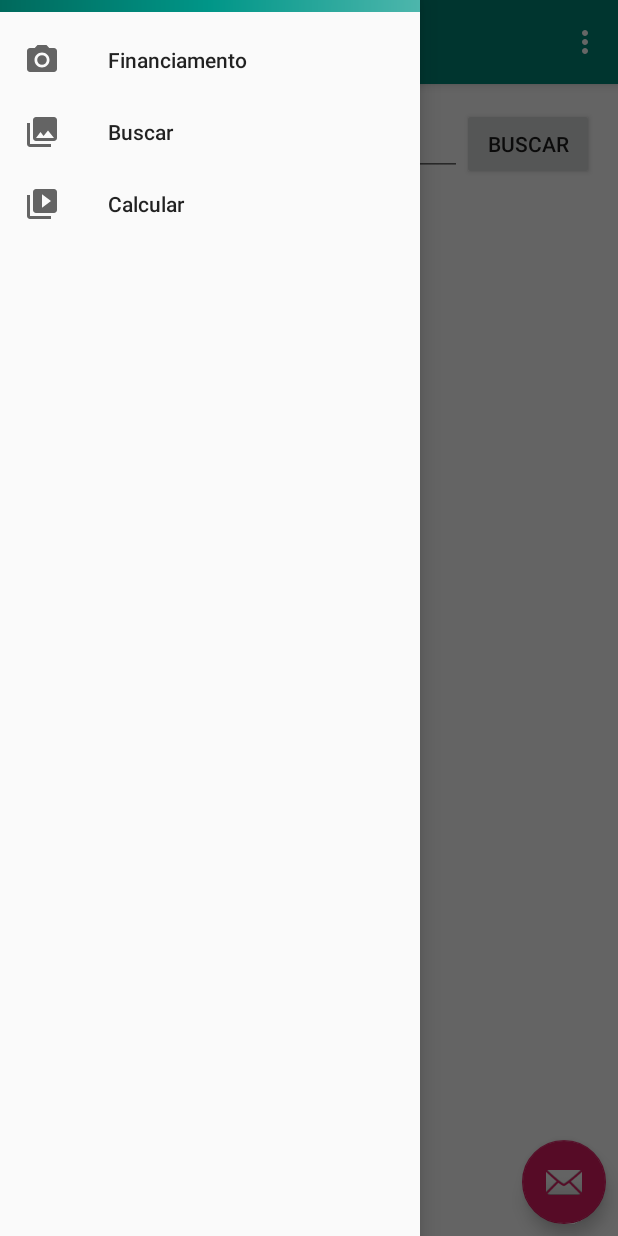
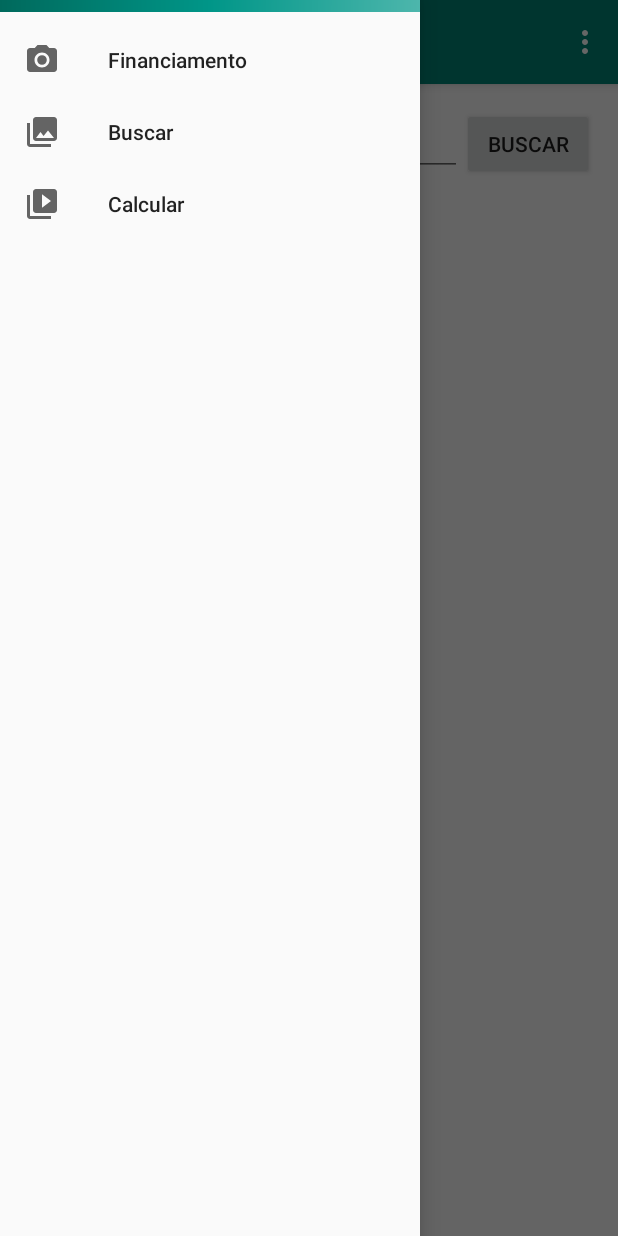
Before and after one commit to rmzanco/java_J.Money2.0.0, an Android app: the fragment SearchFragment placed in its activity, with the side drawer open, on a phone screen of 412 x 824 dp. Run offline under Robolectric (Android 15) with nearby library versions, the phone set to English and light mode, and no system bars; our stand-ins replace Firebase (no records; nobody signed in at launch, a user with empty details on screens opened directly); 4 statements that could not run were skipped.

Commit message:
Alteração de melhoria no design do app. Proximo passo: consultar dados na busca e implementar remoção do dado selecionado

```diff
--- a/app/src/main/java/br/unicamp/ft/h198760_r205541/FinanciamentoFragment.java
+++ b/app/src/main/java/br/unicamp/ft/h198760_r205541/FinanciamentoFragment.java
@@ -222,8 +222,9 @@ public class FinanciamentoFragment extends Fragment {
                    /*  //inserção antiga
                     if(mAdapter.addItem(value, name, type, term, date)){
                         Toast.makeText(getContext(), "ADD", Toast.LENGTH_SHORT).show();
-                        clearEditText();
                     } */
+
+                    clearEditText(); Toast.makeText(getContext(), "Adicionado", Toast.LENGTH_SHORT).show();
 
                 }catch (Exception err){
                     err.printStackTrace();
--- a/app/src/main/java/br/unicamp/ft/h198760_r205541/SearchFragment.java
+++ b/app/src/main/java/br/unicamp/ft/h198760_r205541/SearchFragment.java
@@ -37,7 +37,6 @@ public class SearchFragment extends Fragment {
     private Button button;
     private TextView tvStatus;
     private TextView tvResult;
-    private RecyclerView rvSearch;
 
     private String nameToSearch;
     private String result = "";
@@ -73,7 +72,7 @@ public class SearchFragment extends Fragment {
     public View onCreateView(LayoutInflater inflater, ViewGroup container,
                              Bundle savedInstanceState) {
 
-        View v = inflater.inflate(R.layout.fragment_search, container, false);
+        final View v = inflater.inflate(R.layout.fragment_search, container, false);
 
         mFirebaseDatabaseReference = FirebaseDatabase.getInstance().getReference();
         etSearch    = v.findViewById(R.id.etSearch);
@@ -120,9 +119,9 @@ public class SearchFragment extends Fragment {
 
         LinearLayoutManager llm = new LinearLayoutManager(getActivity());
         llm.setOrientation(LinearLayoutManager.VERTICAL);
-        RecyclerView mRecycler = (RecyclerView)v.findViewById(R.id.rvSearch);
-        mRecycler.setLayoutManager(llm);
-        mRecycler.setAdapter(mFirebaseAdapter);
+        final RecyclerView rvSearch = (RecyclerView)v.findViewById(R.id.rvSearch);
+        rvSearch.setLayoutManager(llm);
+        rvSearch.setAdapter(mFirebaseAdapter);
 
         //Resposta resposta = new Resposta(date, name, strTerm, strValue, type);
         //mFirebaseDatabaseReference.child("Dados_do_Usuario").push().setValue(resposta);
@@ -133,6 +132,7 @@ public class SearchFragment extends Fragment {
                 for(DataSnapshot remote1 : dataSnapshot.getChildren()){
                     for(DataSnapshot remote2 : remote1.getChildren()){
                         Resposta resposta = remote2.getValue(Resposta.class);
+                        assert resposta != null;
                         Log.v("DATASET","Nome: "
                                 + resposta.getNome_env()
                                 + " - Valor: "
@@ -163,6 +163,11 @@ public class SearchFragment extends Fragment {
                     mFirebaseQuery.addListenerForSingleValueEvent(new ValueEventListener() {
                         @Override
                         public void onDataChange(@NonNull DataSnapshot dataSnapshot) {
+                            tvStatus.setText(String.format("procurando por: %s", nameToSearch));
+                            tvResult.setText(String.valueOf(mFirebaseQuery));
+
+
+
                             mFirebaseAdapter = new FirebaseRecyclerAdapter<Resposta, SearchViewHolder>(options) {
                                 @Override
                                 protected void onBindViewHolder(@NonNull SearchViewHolder viewHolder, int position, @NonNull Resposta resposta) {
@@ -181,6 +186,13 @@ public class SearchFragment extends Fragment {
                                             viewGroup,false));
                                 }
                             };
+
+                            LinearLayoutManager llm = new LinearLayoutManager(getActivity());
+                            llm.setOrientation(LinearLayoutManager.VERTICAL);
+                            RecyclerView rvSearch = (RecyclerView)v.findViewById(R.id.rvSearch);
+                            rvSearch.setLayoutManager(llm);
+                            rvSearch.setAdapter(mFirebaseAdapter);
+
                         }
 
                         @Override
@@ -227,7 +239,6 @@ public class SearchFragment extends Fragment {
 
                 */
 
-
             }
         });
 
--- a/app/src/main/res/layout/app_bar_main.xml
+++ b/app/src/main/res/layout/app_bar_main.xml
@@ -22,12 +22,4 @@
 
     <include layout="@layout/content_main" />
 
-    <android.support.design.widget.FloatingActionButton
-        android:id="@+id/fab"
-        android:layout_width="wrap_content"
-        android:layout_height="wrap_content"
-        android:layout_gravity="bottom|end"
-        android:layout_margin="@dimen/fab_margin"
-        app:srcCompat="@android:drawable/ic_dialog_email" />
-
 </android.support.design.widget.CoordinatorLayout>
```
Also changed, not shown: app/src/main/res/layout/item_messagem.xml (+57 -0 lines).
